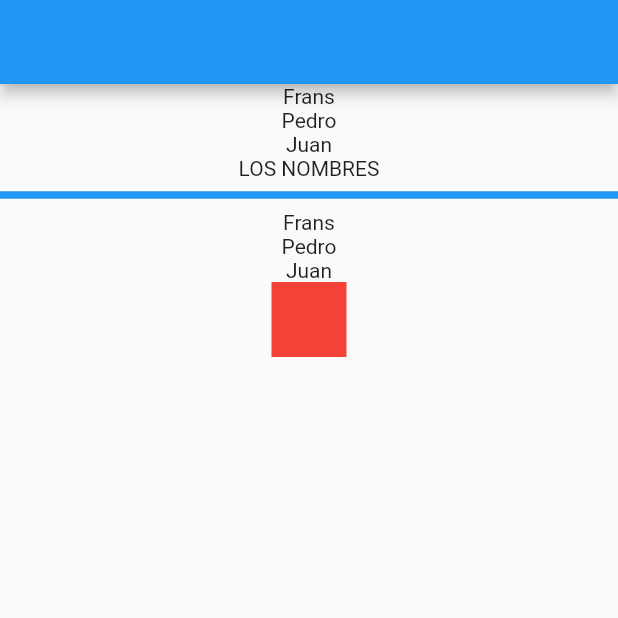
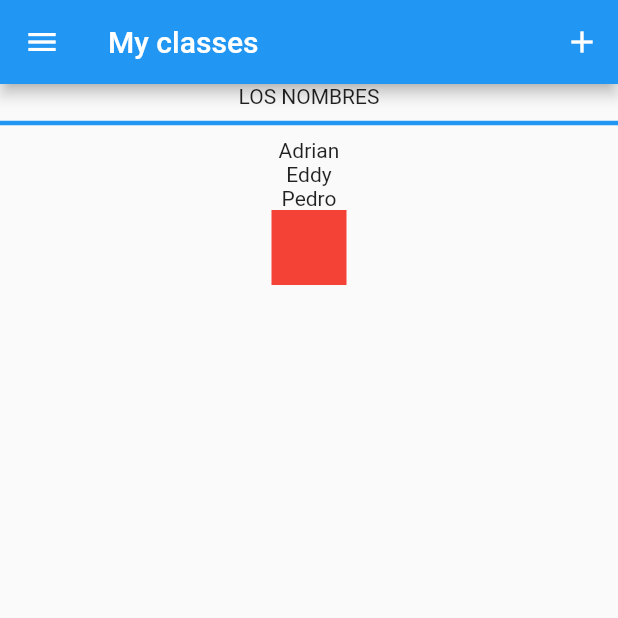
Before and after one commit to fr4nsgallegos/listexample, a Flutter app: the screen it shows after launch, on a phone screen of 412 x 824 dp, the top half of it. Run offline on Flutter 3.47's test engine with Material 2 defaults, Android fonts, the light colour scheme and no system bars.

Commit message:
funcion map de una lista y trabajando con mapas

```diff
--- a/lib/main.dart
+++ b/lib/main.dart
@@ -12,8 +12,14 @@ void main() {
 }
 
 class MyApp extends StatelessWidget {
-  List<String> names = ["Frans", "Pedro", "Juan"];
+  //lista con nombres
+  List<String> names = [
+    "Frans",
+    "Pedro",
+    "Juan",
+  ];
 
+  //Función que me devuelve una lista con widgets TEXT(<cada nombre>)
   List<Widget> buildNames() {
     List<Widget> tmp = [];
     names.forEach((String mandarina) {
@@ -22,25 +28,64 @@ class MyApp extends StatelessWidget {
     return tmp;
   }
 
+  //Lista de personas, cada persona es un mapa
+  List<Map<String, dynamic>> peopleList = [
+    {
+      "name": "Adrian",
+      "address": "av123 123",
+      "phone": "123456789",
+    },
+    {
+      "name": "Eddy",
+      "address": "Av los arces 456",
+      "phone": "987654321",
+    },
+    {
+      "name": "Pedro",
+      "address": "av 7 los guiosos",
+      "phone": "1111111",
+    }
+  ];
+
   @override
   Widget build(BuildContext context) {
     return SafeArea(
       child: Scaffold(
-        appBar: AppBar(),
+        appBar: AppBar(
+          title: Text("My classes"),
+          actions: [
+            IconButton(
+              onPressed: () {},
+              icon: Icon(Icons.add),
+            ),
+          ],
+          leading: IconButton(
+            onPressed: () {},
+            icon: Icon(
+              Icons.menu,
+            ),
+          ),
+        ),
         body: Center(
           child: Column(
             children: [
-              Column(
-                children: buildNames(),
-              ),
-              // buildNames()
               Text("LOS NOMBRES"),
               Divider(
                 height: 20,
-                thickness: 5,
-                color: Colors.blue,
+                thickness: 3,
+                color: const Color.fromRGBO(33, 150, 243, 1),
               ),
-              ...buildNames(),
+              // ...names
+              //     .map((e) => Text(e))
+              //     .toList(), //Método para agregar lista de nombres a partir del mapeo de la lista
+              // ...buildNames(), //funcion que me agrega la lista de nombres con widgets TEXT
+              ...peopleList
+                  .map(
+                    (person) => Text(
+                      person["name"],
+                    ),
+                  )
+                  .toList(),
               Container(
                 width: 50,
                 height: 50,
```
